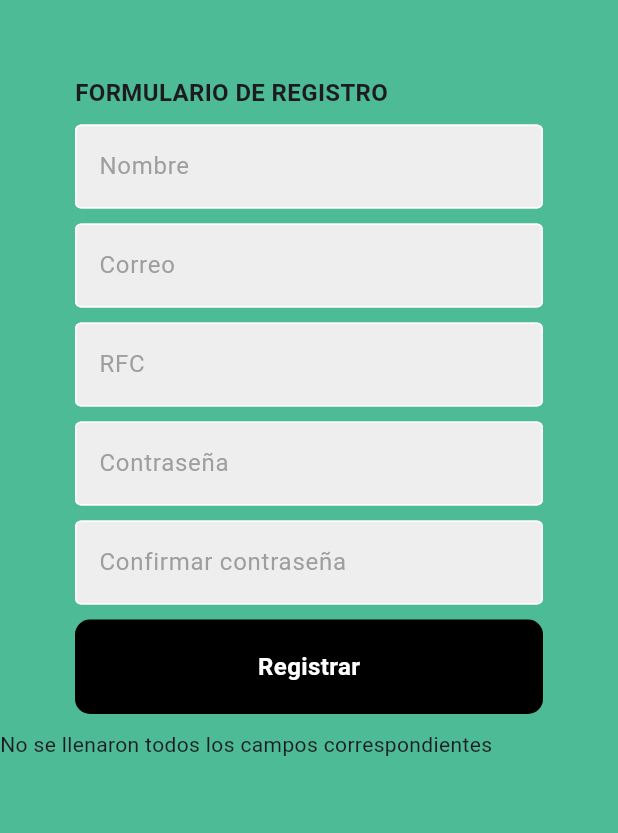
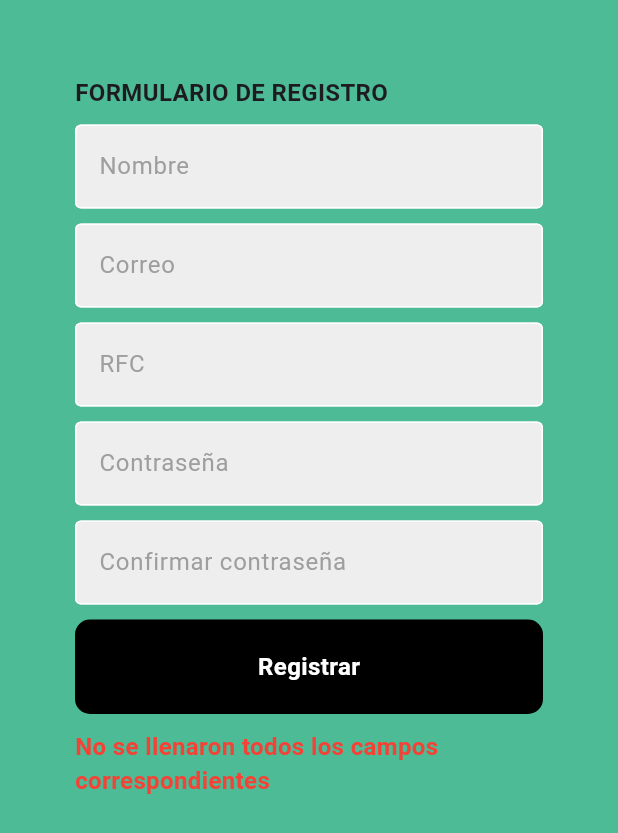
Before and after one commit to 17031484/timbox, a Flutter app: the RegisterPage screen opened directly, after a tap on "Registrar", on a phone screen of 412 x 824 dp. Shown: the top 833 px of the screen. Run offline on Flutter 3.47's test engine with Material 3 defaults, Android fonts, the phone set to English and light mode, and no system bars; our stand-ins replace file_picker.

```diff
--- a/lib/pages/register_page.dart
+++ b/lib/pages/register_page.dart
@@ -108,7 +108,16 @@ class _RegisterPageState extends State<RegisterPage> {
                     const SizedBox(
                       height: 10,
                     ),
-                    Text(msg)
+                    Padding(
+                      padding: const EdgeInsets.symmetric(horizontal: 50.0),
+                      child: Text(
+                        msg,
+                        style: const TextStyle(
+                            fontWeight: FontWeight.bold,
+                            fontSize: 16,
+                            color: Colors.red),
+                      ),
+                    )
                   ],
                 ),
               )
@@ -131,7 +140,9 @@ class _RegisterPageState extends State<RegisterPage> {
         controllers.every((controller) => controller.text.isNotEmpty);
     if (allFieldsFilled) {
       if (passwordController.text == confirmController.text) {
-        print('Preocediendo');
+        final RegExp rfcRegExp = RegExp(r'^[A-ZÑ&]{3,4}\d{6}(?:[A-Z\d]{3})?$');
+        if (rfcRegExp.hasMatch(rfcController.text)) {
+          print('Procediendo');
           var regBody = {
             "username": nameController.text,
             "email": emailController.text,
@@ -145,13 +156,17 @@ class _RegisterPageState extends State<RegisterPage> {
               body: jsonEncode(regBody),
             );
 
-          if (response.statusCode == 200) {
-            //Permite acceder, usuario y contraseña correctas
+            if (response.statusCode == 201) {
               print(response.body);
             }
           } catch (e) {
             print('Error en la solicitud POST: $e');
             // Manejar el error, como mostrar un mensaje de error al usuario
+          }
+        } else {
+          setState(() {
+            msg = 'Por favor ingrese un RFC válido';
+          });
         }
       } else {
         setState(() {
```
Lines whose indentation alone changed are shown as unchanged.
